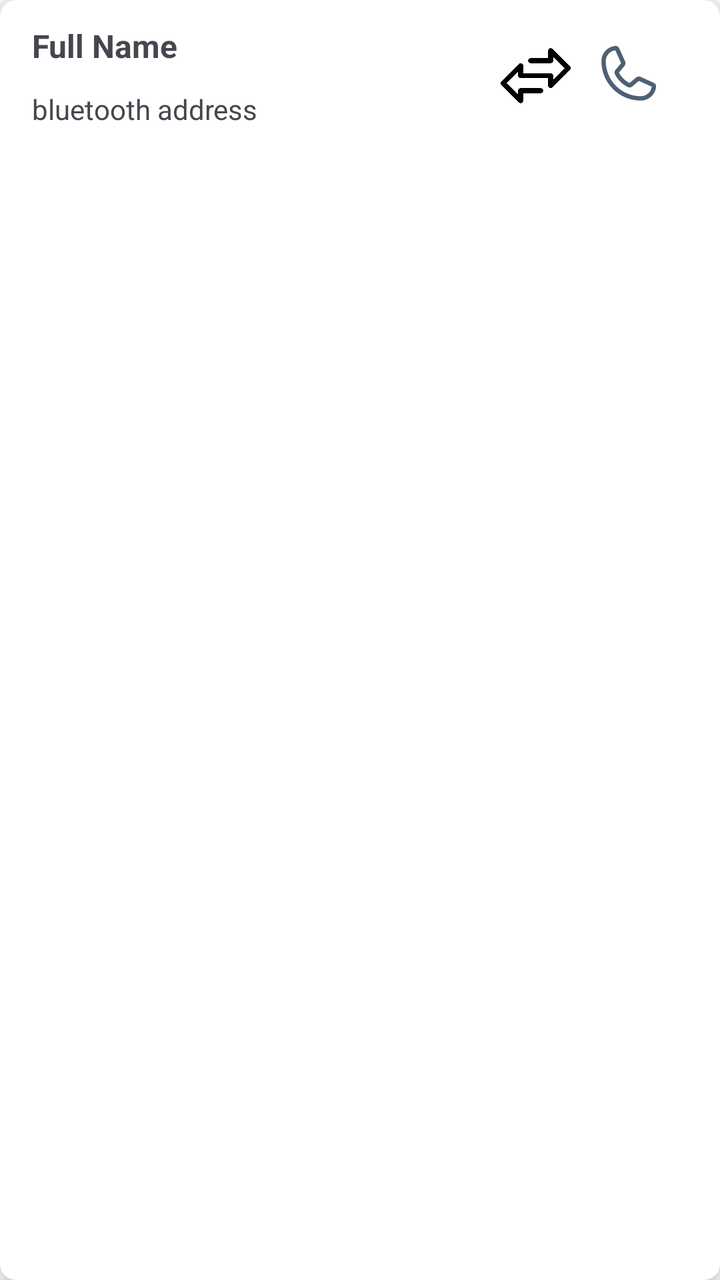
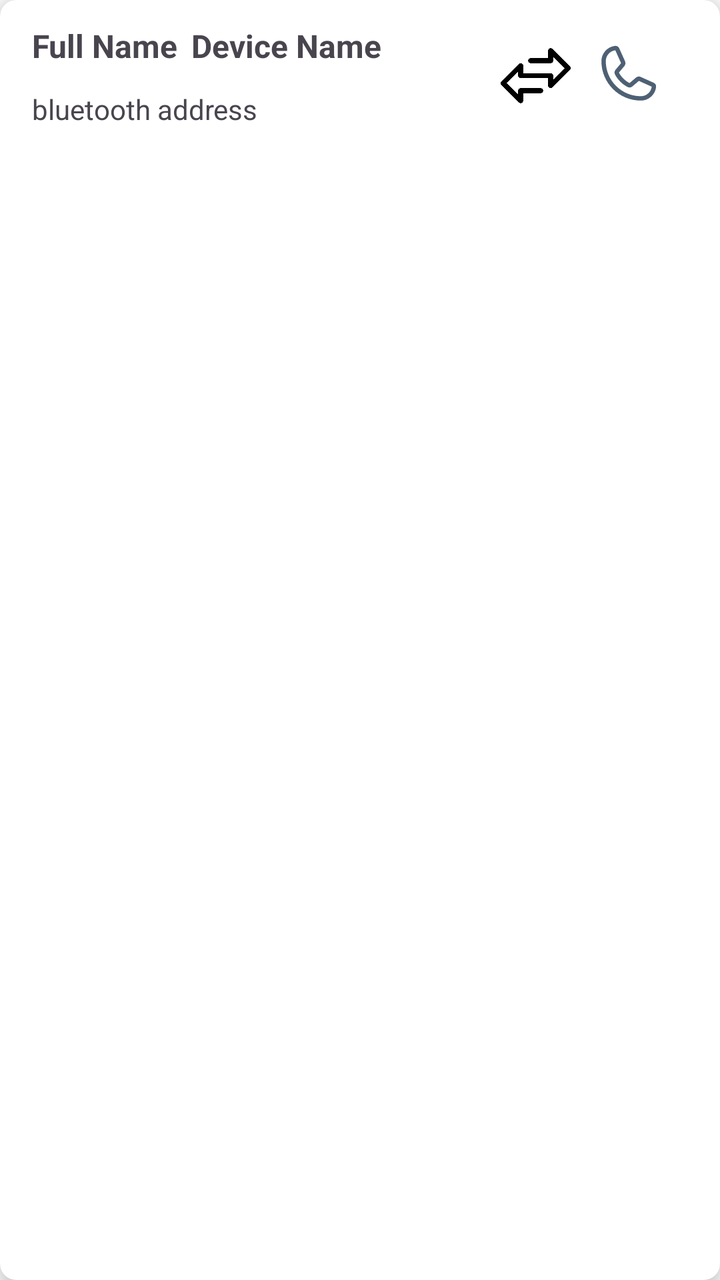

Two renders of the same Android screen: before a commit and after it. Below are the layout's source before the change and the commit's diff.
<!-- AndroidManifest.xml: application theme Theme.SavMed -->
<!-- res/layout/item_nearbyuser.xml -->
<?xml version="1.0" encoding="utf-8"?>
<androidx.cardview.widget.CardView xmlns:android="http://schemas.android.com/apk/res/android"
    xmlns:app="http://schemas.android.com/apk/res-auto"
    xmlns:tools="http://schemas.android.com/tools"
    android:layout_width="match_parent"
    android:layout_height="wrap_content"
    android:layout_margin="6dp"
    app:cardCornerRadius="8dp"
    app:cardElevation="8dp">

    <androidx.constraintlayout.widget.ConstraintLayout
        android:layout_width="match_parent"
        android:layout_height="wrap_content"
        android:paddingStart="16dp"
        android:paddingTop="8dp"
        android:paddingBottom="8dp">

        <TextView
            android:id="@+id/bluetoothtvFullName"
            android:layout_width="wrap_content"
            android:layout_height="25dp"
            android:layout_marginTop="4dp"
            android:text="Full Name"
            android:textSize="16sp"
            app:layout_constraintEnd_toEndOf="parent"
            app:layout_constraintHorizontal_bias="0.0"
            app:layout_constraintStart_toStartOf="parent"
            app:layout_constraintTop_toTopOf="parent"
            android:textStyle="bold"/>

        <TextView
            android:id="@+id/tvDeviceAdd"
            android:layout_width="wrap_content"
            android:layout_height="20dp"
            android:layout_marginTop="8dp"
            android:text="bluetooth address"
            android:textSize="14sp"
            app:layout_constraintEnd_toEndOf="parent"
            app:layout_constraintHorizontal_bias="0.0"
            app:layout_constraintStart_toStartOf="parent"
            app:layout_constraintTop_toBottomOf="@+id/bluetoothtvFullName" />

        <ImageView
            android:id="@+id/call_btn"
            android:layout_width="35dp"
            android:layout_height="45dp"
            android:src="@drawable/phone"
            app:layout_constraintBottom_toBottomOf="parent"
            app:layout_constraintEnd_toEndOf="parent"
            app:layout_constraintHorizontal_bias="0.907"
            app:layout_constraintStart_toStartOf="parent"
            app:layout_constraintTop_toTopOf="parent"
            app:layout_constraintVertical_bias="0.555" />

        <ImageView
            android:id="@+id/transferbtn"
            android:layout_width="35dp"
            android:layout_height="45dp"
            android:foregroundGravity="center"
            android:src="@drawable/bluetooth_transfer"
            app:layout_constraintBottom_toBottomOf="parent"
            app:layout_constraintEnd_toStartOf="@+id/call_btn"
            app:layout_constraintHorizontal_bias="0.916"
            app:layout_constraintStart_toEndOf="@+id/tvDeviceAdd"
            app:layout_constraintTop_toTopOf="parent"
            app:layout_constraintVertical_bias="0.615">

        </ImageView>


    </androidx.constraintlayout.widget.ConstraintLayout>



</androidx.cardview.widget.CardView>
<!-- resources referenced by this layout -->
<resources>
  <!-- drawable phone (drawable) -->
  <vector xmlns:android="http://schemas.android.com/apk/res/android"
      android:width="24dp"
      android:height="24dp"
      android:viewportWidth="256"
      android:viewportHeight="256">
    <path
        android:pathData="M222.37,158.46l-47.11,-21.11 -0.13,-0.06a16,16 0,0 0,-15.17 1.4,8.12 8.12,0 0,0 -0.75,0.56L134.87,160c-15.42,-7.49 -31.34,-23.29 -38.83,-38.51l20.78,-24.71c0.2,-0.25 0.39,-0.5 0.57,-0.77a16,16 0,0 0,1.32 -15.06l0,-0.12L97.54,33.64a16,16 0,0 0,-16.62 -9.52A56.26,56.26 0,0 0,32 80c0,79.4 64.6,144 144,144a56.26,56.26 0,0 0,55.88 -48.92A16,16 0,0 0,222.37 158.46ZM176,208A128.14,128.14 0,0 1,48 80,40.2 40.2,0 0,1 82.87,40a0.61,0.61 0,0 0,0 0.12l21,47L83.2,111.86a6.13,6.13 0,0 0,-0.57 0.77,16 16,0 0,0 -1,15.7c9.06,18.53 27.73,37.06 46.46,46.11a16,16 0,0 0,15.75 -1.14,8.44 8.44,0 0,0 0.74,-0.56L168.89,152l47,21.05h0s0.08,0 0.11,0A40.21,40.21 0,0 1,176 208Z"
        android:fillColor="#4e6074"/>
  </vector>
  <style name="Theme.SavMed" parent="Base.Theme.SavMed" />
  <color name="lightblue_1">#7450E8CA</color>
  <color name="white">#FFFFFFFF</color>
  <color name="orange_main_100">#FFEACB</color>
  <color name="orange_main_100_alpha_50">#80FFEACB</color>
  <color name="orange_main_300">#FFB266</color>
  <color name="orange_main_500">#FF5E00</color>
  <color name="orange_main_700">#B72D00</color>
  <color name="gray_main2_100">#EEF6F8</color>
  <color name="gray_main2_200">#DFECF2</color>
  <color name="gray_main2_300">#C0D1D9</color>
  <color name="gray_main2_400">#9AABB5</color>
  <color name="gray_main2_500">#6C7A87</color>
  <color name="gray_main2_600">#4E6074</color>
  <color name="gray_main2_700">#364860</color>
  <color name="gray_main2_800">#22334D</color>
  <color name="black">#FF000000</color>
  <color name="gray_100">#F9F9F9</color>
  <color name="gray_200">#EDEDED</color>
  <color name="gray_300">#C9C9C9</color>
  <color name="gray_400">#949494</color>
  <color name="gray_500">#4E4E4E</color>
  <color name="gray_600">#2E3030</color>
  <color name="gray_800">#0F0F0F</color>
  <color name="gray_900">#070707</color>
  <color name="red_danger_500">#DD5F5F</color>
  <color name="red_danger_700">#9E3548</color>
  <color name="red_danger_900">#723333</color>
  <color name="green_success_200">#ACF5C1</color>
  <color name="green_success_500">#4FAE80</color>
  <color name="green_success_700">#377D71</color>
  <color name="blue_info_500">#4AA8FF</color>
  <color name="orange_warning_600">#DBB820</color>
  <color name="light_pink">#E4FBE0FB</color>
  <!-- unchanged entries left out for length: 2 -->
</resources>

<!-- the commit's change to res/layout/item_nearbyuser.xml (unified diff, before → after) -->
@@ -27,6 +27,19 @@
             app:layout_constraintStart_toStartOf="parent"
             app:layout_constraintTop_toTopOf="parent"
             android:textStyle="bold"/>
+
+        <TextView
+            android:id="@+id/deviceName"
+            android:layout_width="wrap_content"
+            android:layout_height="25dp"
+            android:layout_marginTop="4dp"
+            android:text="Device Name"
+            android:textSize="16sp"
+            android:textStyle="bold"
+            app:layout_constraintEnd_toEndOf="parent"
+            app:layout_constraintHorizontal_bias="0.32"
+            app:layout_constraintStart_toStartOf="parent"
+            app:layout_constraintTop_toTopOf="parent" />
 
         <TextView
             android:id="@+id/tvDeviceAdd"
